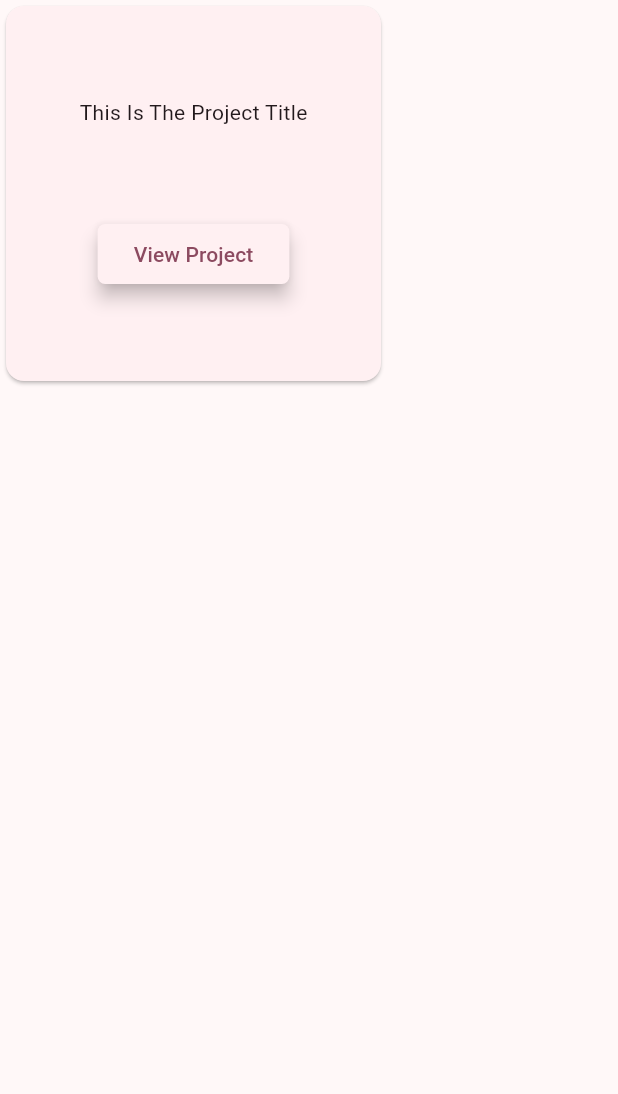
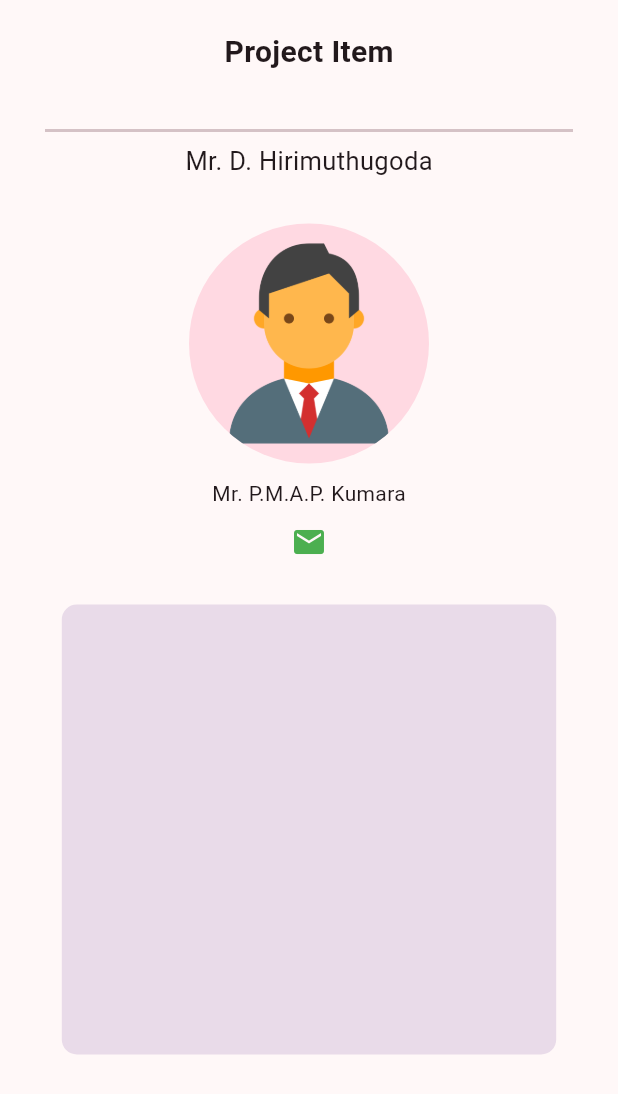
Before and after one commit to SakunthaMV/industrio_2023, a Flutter app: what projectCard() shows on an empty page, opened directly, after a tap on "View Project", on a phone screen of 412 x 824 dp. Shown: the top 1094 px of the screen. Run offline on Flutter 3.47's test engine with Material 2 defaults, Android fonts, the phone set to English and light mode, and no system bars; our stand-ins replace firebase_core, flutter_image_slideshow, google_fonts, timelines; missing offline and left inert: responsive_grid_list; accounts and stored records are empty.

Commit message:
update project page

```diff
--- a/lib/main.dart
+++ b/lib/main.dart
@@ -2,6 +2,10 @@ import 'package:firebase_core/firebase_core.dart';
 import 'package:flutter/material.dart';
 import 'package:google_fonts/google_fonts.dart';
 import 'package:industrio_2023/pages/home/home_page.dart';
+import 'package:industrio_2023/pages/projects/project_item_page.dart';
+import 'package:industrio_2023/pages/schedule/schedule_page.dart';
+
+import 'pages/projects/projects_page.dart';
 
 void main() async {
   WidgetsFlutterBinding.ensureInitialized();
@@ -31,7 +35,14 @@ class MyApp extends StatelessWidget {
           titleMedium: GoogleFonts.openSans(),
         ),
       ),
-      home: const HomePage(),
+      // home: const HomePage(),
+      initialRoute: ProjectPage.routeName,
+      routes: {
+        HomePage.routeName: (context) => const HomePage(),
+        SchedulePage.routeName: (context) => const SchedulePage(),
+        ProjectPage.routeName: (context) => const ProjectPage(),
+        ProjectItem.routeName: (context) => const ProjectItem()
+      },
     );
   }
 }
--- /dev/null
+++ b/lib/pages/projects/profile_card.dart
@@ -0,0 +1,21 @@
+import 'package:flutter/material.dart';
+
+Widget profileItem() {
+  return Container(
+    child: Column(
+      children: [
+        const CircleAvatar(
+          radius: 80,
+          backgroundImage: AssetImage("images/profile.png"),
+        ),
+        const SizedBox(height: 10),
+        const Text("Mr. P.M.A.P. Kumara"),
+        const SizedBox(height: 10),
+        InkWell(
+          child: const Icon(Icons.email, color: Colors.green),
+          onTap: () {},
+        ),
+      ],
+    ),
+  );
+}
--- a/lib/pages/projects/project_card.dart
+++ b/lib/pages/projects/project_card.dart
@@ -1,30 +1,44 @@
 import 'package:flutter/material.dart';
+import 'package:industrio_2023/pages/projects/project_item_page.dart';
 
-Widget projectCard() {
-  return Card(
-    child: Container(
-      height: 250,
-      width: 250,
-      child: Column(
-        mainAxisAlignment: MainAxisAlignment.spaceEvenly,
-        children: [
-          Text("This Is The Project Title"),
-          customButton(),
-        ],
+Widget projectCard(BuildContext context) {
+  return Container(
+    height: 300,
+    width: 300,
+    child: Card(
+      child: Container(
+        padding: const EdgeInsets.only(top: 20, bottom: 20),
+        child: Column(
+          mainAxisAlignment: MainAxisAlignment.spaceBetween,
+          children: [
+            const Text(
+              "This Is The Project Title",
+              style: TextStyle(fontSize: 20, fontWeight: FontWeight.bold),
+            ),
+            customButton(context),
+          ],
+        ),
       ),
     ),
   );
 }
 
-Widget customButton() {
+Widget customButton(BuildContext context) {
   return ElevatedButton(
-    onPressed: () {},
-    child: const Text("View Project"),
+    onPressed: () {
+      Navigator.of(context).pushNamed(ProjectItem.routeName);
+    },
     style: ElevatedButton.styleFrom(
+      backgroundColor: const Color(0xff29467C),
+      foregroundColor: Colors.white,
       shape: RoundedRectangleBorder(
-        borderRadius: BorderRadius.circular(5),
+        borderRadius: BorderRadius.circular(3),
       ),
       elevation: 5.0,
     ),
+    child: const Padding(
+      padding: EdgeInsets.only(left: 30, right: 30, top: 10, bottom: 10),
+      child: Text("View Project"),
+    ),
   );
 }
--- /dev/null
+++ b/lib/pages/projects/project_item_page.dart
@@ -0,0 +1,38 @@
+import 'package:flutter/material.dart';
+import 'package:industrio_2023/pages/projects/profile_card.dart';
+
+class ProjectItem extends StatelessWidget {
+  static const routeName = "project-item";
+  const ProjectItem({super.key});
+
+  @override
+  Widget build(BuildContext context) {
+    final size = MediaQuery.of(context).size;
+    return Scaffold(
+      body: Container(
+        width: size.width,
+        padding: const EdgeInsets.fromLTRB(30, 20, 30, 20),
+        child: Column(
+          crossAxisAlignment: CrossAxisAlignment.center,
+          children: [
+            const Text("Project Item",
+                style: TextStyle(fontSize: 20, fontWeight: FontWeight.bold)),
+            const SizedBox(height: 30),
+            const Divider(thickness: 2),
+            const Text("Mr. D. Hirimuthugoda", style: TextStyle(fontSize: 17)),
+            const SizedBox(height: 30),
+            profileItem(),
+            const SizedBox(height: 30),
+            Container(
+              height: 300,
+              width: size.width * 0.8,
+              decoration: const BoxDecoration(
+                  color: Color(0xffE9DBE9),
+                  borderRadius: BorderRadius.all(Radius.circular(10))),
+            ),
+          ],
+        ),
+      ),
+    );
+  }
+}
--- a/lib/pages/projects/projects_page.dart
+++ b/lib/pages/projects/projects_page.dart
@@ -1,5 +1,6 @@
 import 'package:flutter/material.dart';
 import 'package:industrio_2023/pages/projects/project_card.dart';
+import 'package:responsive_grid_list/responsive_grid_list.dart';
 
 class ProjectPage extends StatefulWidget {
   static const routeName = "project-page";
@@ -14,9 +15,26 @@ class _ProjectPageState extends State<ProjectPage> {
   Widget build(BuildContext context) {
     return Scaffold(
       body: Container(
-        child: Column(
+        child: ResponsiveGridList(
+          horizontalGridSpacing: 20, // Horizontal space between grid items
+          verticalGridSpacing: 20, // Vertical space between grid items
+          horizontalGridMargin: 30, // Horizontal space around the grid
+          verticalGridMargin: 50, // Vertical space around the grid
+          minItemWidth: 350,
+
+          minItemsPerRow: 1,
+          maxItemsPerRow: 4,
+          listViewBuilderOptions: ListViewBuilderOptions(
+            shrinkWrap: true,
+          ),
           children: [
-            projectCard(),
+            projectCard(context),
+            projectCard(context),
+            projectCard(context),
+            projectCard(context),
+            projectCard(context),
+            projectCard(context),
+            projectCard(context),
           ],
         ),
       ),
--- a/pubspec.yaml
+++ b/pubspec.yaml
@@ -23,6 +23,7 @@ dependencies:
   google_fonts: ^5.1.0
   firebase_core: ^2.15.1
   flutter_image_slideshow: ^0.1.6
+  responsive_grid_list: ^1.4.0
 
 dev_dependencies:
   flutter_test:
```
Also changed, not shown: images/profile.png (added), pubspec.lock.
